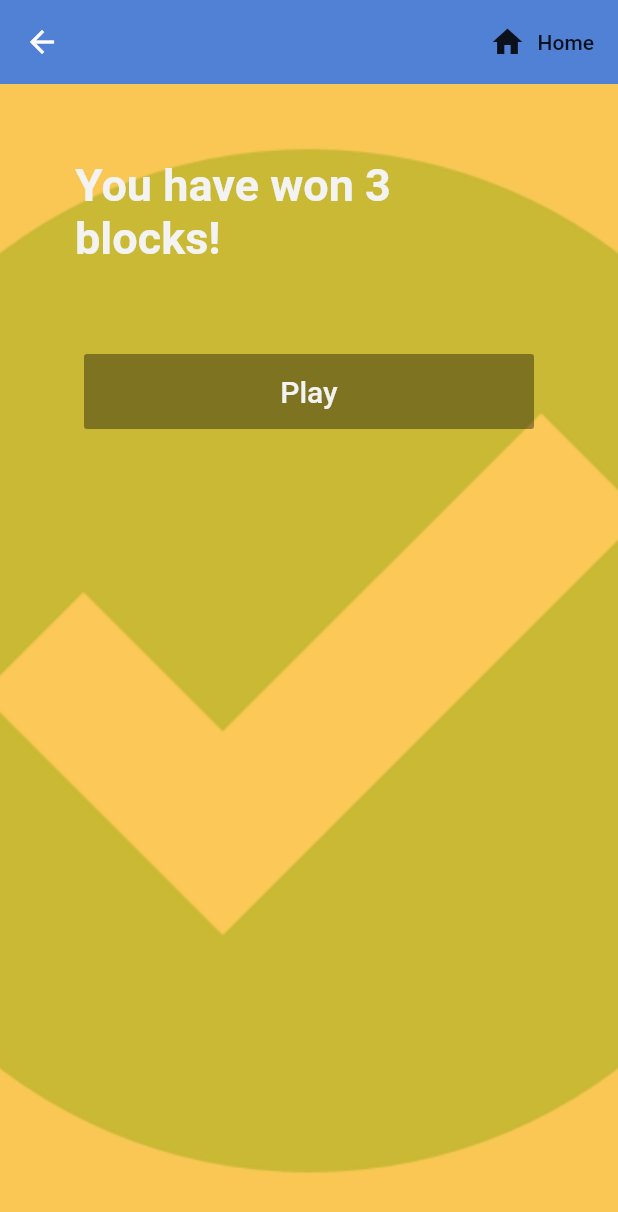
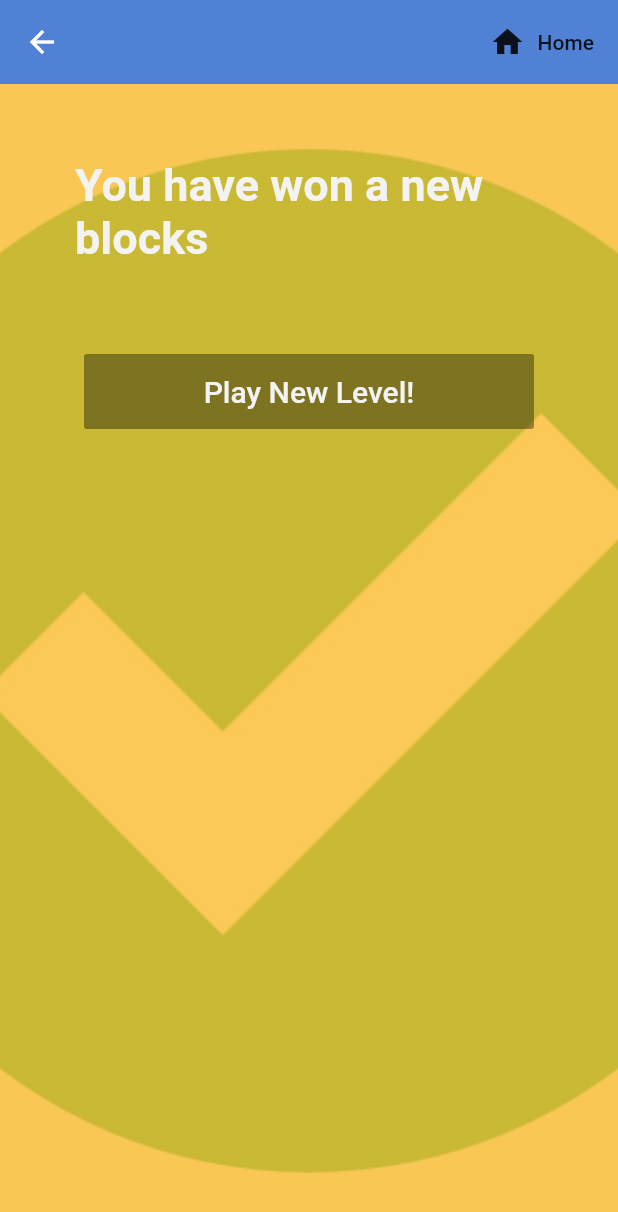
Before and after one commit to simritaj/hp_tetris, a Flutter app: the Verified screen opened directly, on a phone screen of 412 x 824 dp. Shown: the top 1212 px of the screen. Run offline on Flutter 3.47's test engine with Material 2 defaults, Android fonts, the phone set to English and light mode, and no system bars; our stand-ins replace cloud_firestore, firebase_auth, firebase_core, image_picker; missing offline and left inert: firebase_ml_vision; accounts and stored records are empty.

Commit message:
final aesthetics

```diff
--- a/lib/pages/linkedpages/verified.dart
+++ b/lib/pages/linkedpages/verified.dart
@@ -43,7 +43,7 @@ class _VerifiedState extends State<Verified> {
       children: [
         Padding(
           padding: const EdgeInsets.fromLTRB(50, 50, 50, 0),
-          child: Text('You have won 3 blocks!', style: TextStyle(fontSize: 30,color: Color.fromARGB(255, 243, 243, 243), fontWeight: FontWeight.bold)),
+          child: Text('You have won a new blocks', style: TextStyle(fontSize: 30,color: Color.fromARGB(255, 243, 243, 243), fontWeight: FontWeight.bold)),
         ),
        SizedBox(height: 30),
        //Image.asset('assets/board.png', height: 450,width: 600,),
@@ -54,7 +54,7 @@ class _VerifiedState extends State<Verified> {
          child: RaisedButton(
            color: Color.fromARGB(255, 37, 46, 68),
            onPressed: null,
-           child: Text('Play', style: TextStyle(fontSize: 20,
+           child: Text('Play New Level!', style: TextStyle(fontSize: 20,
            color: Color.fromARGB(255, 243, 243, 243)))),
        ),
        /*
--- a/lib/tetris/game.dart
+++ b/lib/tetris/game.dart
@@ -35,7 +35,7 @@ class GameState extends State<Game> {
   List<SubBlock> oldSubBlocks;
 
   Block getNewBlock() {
-    int blockType = Random().nextInt(3);
+    int blockType = Random().nextInt(7);
     int orientationIndex = Random().nextInt(4);
 
     switch (blockType) {
--- a/lib/tetris/game_main.dart
+++ b/lib/tetris/game_main.dart
@@ -13,6 +13,7 @@ class Tetris extends StatefulWidget {
 
 class _TetrisState extends State<Tetris> {
   GlobalKey<GameState> _keyGame = GlobalKey();
+  //var number1 = 4;
 
   @override
   Widget build(BuildContext context) {
```
